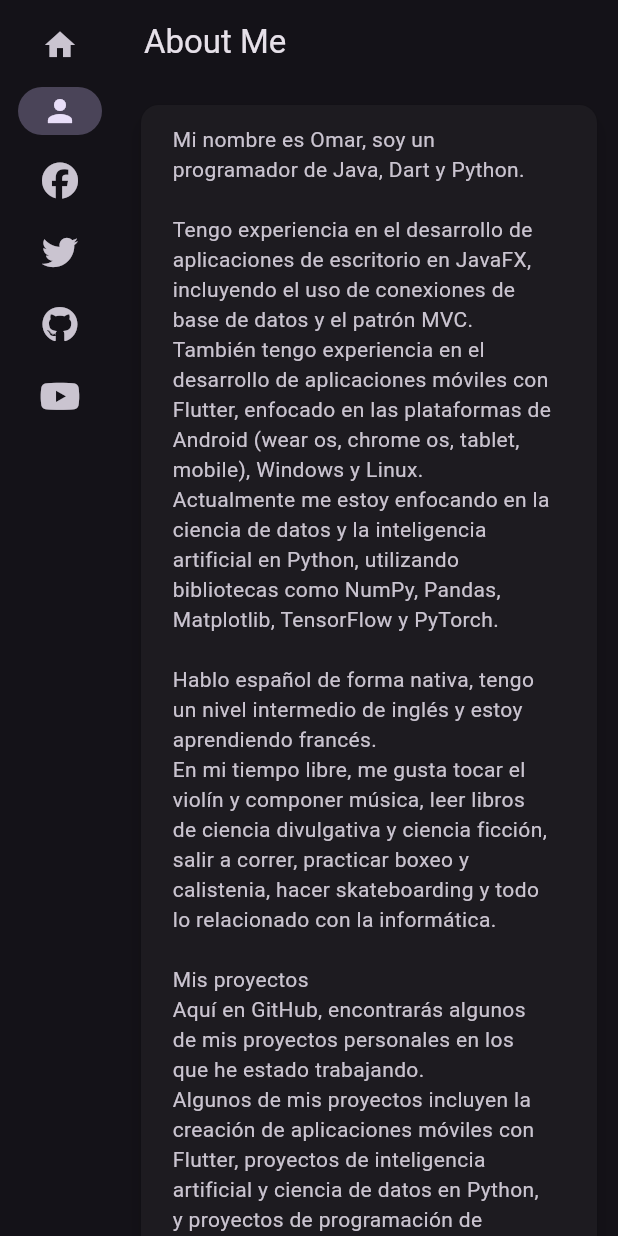
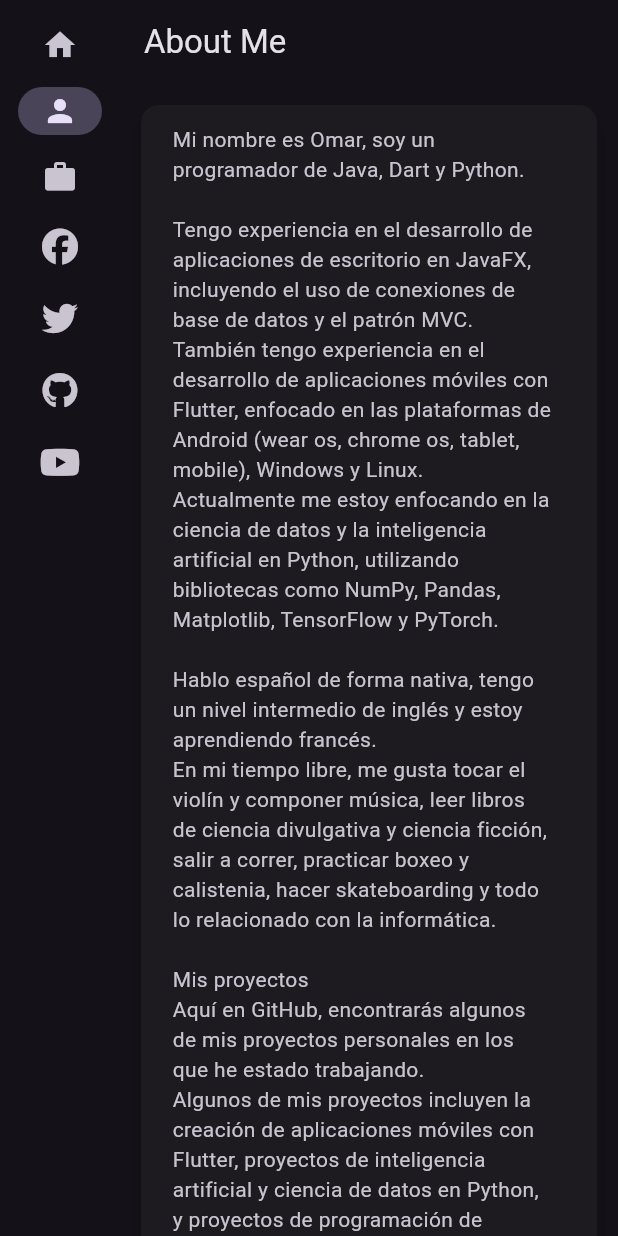
Before and after one commit to CerberusProgrammer/cb_github_io, a Flutter app: the screen it shows after launch, after a tap on "About Me", on a phone screen of 412 x 824 dp. Run offline on Flutter 3.47's test engine with Material 2 defaults, Android fonts, the phone set to English and light mode, and no system bars; our stand-ins replace font_awesome_flutter; network calls fail.

Commit message:
Pending to do the well versioned way of the apps.

```diff
--- a/lib/home.dart
+++ b/lib/home.dart
@@ -1,5 +1,4 @@
 import 'package:cb_github_io/about_me.dart';
-import 'package:cb_github_io/test.dart';
 import 'package:cb_github_io/work.dart';
 import 'package:flutter/material.dart';
 import 'package:font_awesome_flutter/font_awesome_flutter.dart';
@@ -88,7 +87,9 @@ class _Home extends State<StatefulWidget> {
                 NavigationRailDestination(
                     icon: Icon(Icons.home), label: Text('Home')),
                 NavigationRailDestination(
-                    icon: Icon(Icons.person), label: Text('About Me'))
+                    icon: Icon(Icons.person), label: Text('About Me')),
+                NavigationRailDestination(
+                    icon: Icon(Icons.work), label: Text('Projects'))
               ],
               selectedIndex: selectedIndex,
               onDestinationSelected: (value) {
--- a/lib/work.dart
+++ b/lib/work.dart
@@ -46,7 +46,7 @@ class Work extends StatelessWidget {
                           ? const Padding(
                               padding: EdgeInsets.only(left: 20, right: 20),
                               child: Text(
-                                  'Lorem ipsum dolor sit amet, consectet Duis aute irure dolor in reprehenderit in voluptate velit esse cillum dolore eu fugiat nulla pariatur. Excepteur sint occaecat cupidatat non proident, sunt in culpa qui officia deserunt mollit anim id est laborum.'),
+                                  '"Programming is the fuel that powers our digital world, and coffee is the fuel that powers the programmers behind it. With a keyboard in one hand and a cup of coffee in the other, we have the power to bring our ideas to life and shape the future of technology."'),
                             )
                           : const Text(''),
                     ],
@@ -59,10 +59,70 @@ class Work extends StatelessWidget {
           ),
           Row(
             children: [
-              Card(
-                child: Text('data'),
-                elevation: 10,
-              )
+              Expanded(
+                child: Card(
+                  child: SizedBox(
+                      child: Column(
+                    crossAxisAlignment: CrossAxisAlignment.start,
+                    children: [
+                      ClipRRect(
+                        borderRadius: BorderRadius.circular(10),
+                        child: Image.network(
+                          'https://scontent.fmxl1-1.fna.fbcdn.net/v/t39.30808-6/291813399_454199063378276_6563740446080050879_n.jpg?_nc_cat=108&ccb=1-7&_nc_sid=e3f864&_nc_eui2=AeEnA2cLaD0pomTT-S6H4HM1pfVSNqfcRoGl9VI2p9xGgS_UH9Lu2Pljy8rWYLGTBS8&_nc_ohc=4sJp1ZXZ8oYAX-zHNl7&_nc_ht=scontent.fmxl1-1.fna&oh=00_AfCVsIQrfZgfda8XM2p-INm2E57xVQiyC9OUeaVQnTuTFw&oe=6409392E',
+                          fit: BoxFit.cover,
+                          width: constrains.maxWidth,
+                        ),
+                      ),
+                      const Padding(
+                        padding: EdgeInsets.all(10),
+                        child: Text(
+                          'Inspire Me',
+                          style: TextStyle(fontSize: 24),
+                        ),
+                      ),
+                      const Padding(
+                        padding: EdgeInsets.all(10),
+                        child: Text(
+                            'A minimal app for inspire all that persons that feels frustration.'),
+                      )
+                    ],
+                  )),
+                ),
+              ),
+              Expanded(
+                child: Card(
+                  child: SizedBox(
+                      child: Column(
+                    crossAxisAlignment: CrossAxisAlignment.start,
+                    children: [
+                      ClipRRect(
+                        borderRadius: BorderRadius.circular(10),
+                        child: Image.network(
+                            'https://p7t2r7c4.stackpathcdn.com/wp-content/uploads/2020/04/bujo-doodle-with-paper-theme.jpg'),
+                      ),
+                      Padding(
+                        padding: const EdgeInsets.all(10),
+                        child: Text(
+                          'Notes',
+                          style: TextStyle(fontSize: 24),
+                        ),
+                      ),
+                      Padding(
+                        padding: const EdgeInsets.all(10),
+                        child: Text('Add notes faster with a minimal app.'),
+                      )
+                    ],
+                  )),
+                ),
+              ),
+              Expanded(
+                child: Card(
+                  child: SizedBox(
+                      child: Column(
+                    children: [Text('Weight Tracker')],
+                  )),
+                ),
+              ),
             ],
           )
         ],
```
